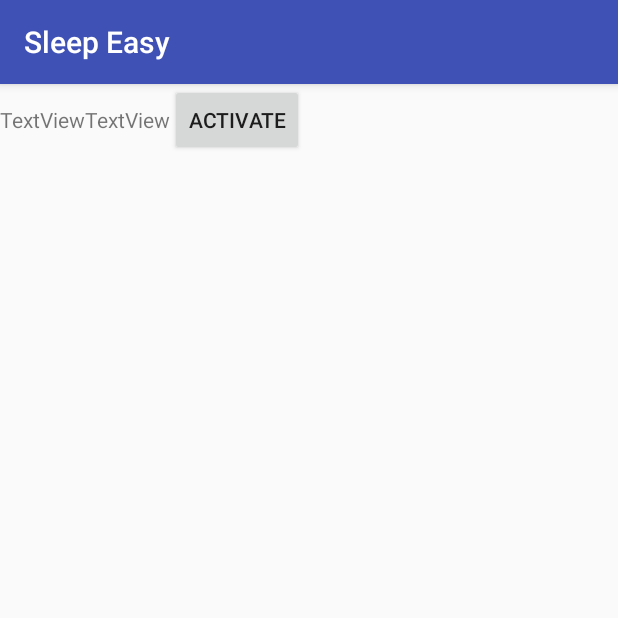
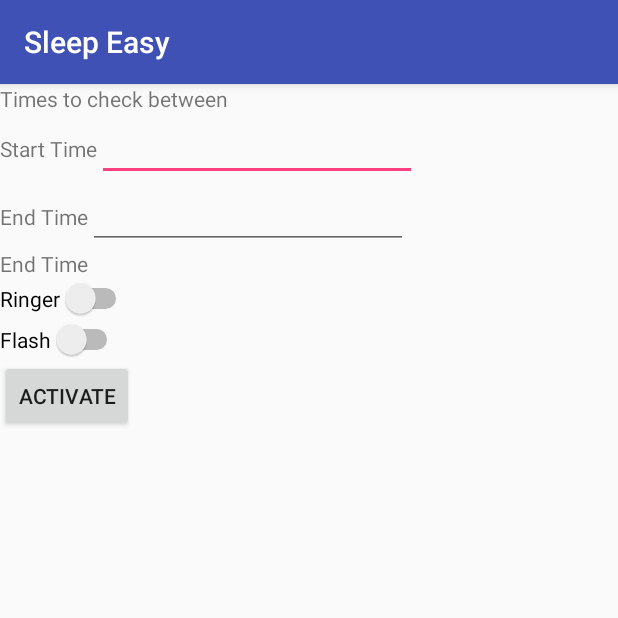
Before and after one commit to starfish01/SleepEasy, an Android app: the screen it shows after launch (MainActivity), on a phone screen of 412 x 824 dp, the top half of it. Run offline under Robolectric (Android 15) with nearby library versions, the phone set to English and light mode, and no system bars.

Commit message:
16/8
Set up a basic GUI on how should it work
Its my birthday thats all im doing!

```diff
--- a/app/src/main/java/au/com/patricklabes/sleepeasy/MainActivity.java
+++ b/app/src/main/java/au/com/patricklabes/sleepeasy/MainActivity.java
@@ -24,10 +24,10 @@ public class MainActivity extends AppCompatActivity implements View.OnClickListe
 
 
 
-        activateBtn = (Button)this.findViewById(R.id.activateBtn);
-        activateBtn.setOnClickListener(this);
-        textView = (TextView)this.findViewById(R.id.infoText);
-        info2 = (TextView)this.findViewById(R.id.info2);
+        //activateBtn = (Button)this.findViewById(R.id.activateBtn);
+        //activateBtn.setOnClickListener(this);
+        //textView = (TextView)this.findViewById(R.id.infoText);
+        //info2 = (TextView)this.findViewById(R.id.info2);
 
 
        // startBatteryService();
--- a/app/src/main/res/layout/activity_main.xml
+++ b/app/src/main/res/layout/activity_main.xml
@@ -7,8 +7,9 @@
     tools:context="au.com.patricklabes.sleepeasy.MainActivity">
 
    <LinearLayout
-       android:layout_width="344dp"
+       android:layout_width="368dp"
        android:layout_height="495dp"
+       android:orientation="vertical"
        tools:layout_editor_absoluteY="8dp"
        tools:layout_editor_absoluteX="8dp">
 
@@ -20,34 +21,149 @@
         tools:layout_editor_absoluteX="8dp">
 
         <TextView
-            android:id="@+id/info2"
-            android:layout_width="wrap_content"
+            android:id="@+id/title_Times_to_check_between"
+            android:layout_width="0dp"
             android:layout_height="wrap_content"
             android:layout_weight="1"
-            android:text="TextView"
+            android:text="Times to check between"
             tools:layout_editor_absoluteX="262dp"
             tools:layout_editor_absoluteY="228dp" />
 
-        <TextView
-            android:id="@+id/infoText"
-            android:layout_width="wrap_content"
-            android:layout_height="wrap_content"
-            android:layout_weight="1"
-            android:text="TextView"
-            tools:layout_editor_absoluteX="159dp"
-            tools:layout_editor_absoluteY="231dp" />
 
-        <Button
-            android:id="@+id/activateBtn"
-            android:layout_width="wrap_content"
-            android:layout_height="wrap_content"
-            android:layout_weight="1"
-            android:text="Activate"
-            tools:layout_editor_absoluteX="254dp"
-            tools:layout_editor_absoluteY="445dp" />
     </LinearLayout>
+
+       <LinearLayout
+           android:layout_width="wrap_content"
+           android:layout_height="wrap_content"
+           android:orientation="horizontal"
+           tools:layout_editor_absoluteY="8dp"
+           tools:layout_editor_absoluteX="8dp">
+
+           <TextView
+               android:id="@+id/title_start_time"
+               android:layout_width="0dp"
+               android:layout_height="wrap_content"
+               android:layout_weight="1"
+               android:text="Start Time"
+               tools:layout_editor_absoluteX="262dp"
+               tools:layout_editor_absoluteY="228dp" />
+
+
+
+           <EditText
+               android:id="@+id/input_startTime"
+               android:layout_width="match_parent"
+               android:layout_height="wrap_content"
+               android:ems="10"
+               android:inputType="time" />
+
+       </LinearLayout>
+
+       <LinearLayout
+           android:layout_width="wrap_content"
+           android:layout_height="wrap_content"
+           android:orientation="horizontal"
+           tools:layout_editor_absoluteY="8dp"
+           tools:layout_editor_absoluteX="8dp">
+
+           <TextView
+               android:id="@+id/title_end_time"
+               android:layout_width="0dp"
+               android:layout_height="wrap_content"
+               android:layout_weight="1"
+               android:text="End Time"
+               tools:layout_editor_absoluteX="262dp"
+               tools:layout_editor_absoluteY="228dp" />
+
+           <EditText
+               android:id="@+id/input_endTime"
+               android:layout_width="match_parent"
+               android:layout_height="wrap_content"
+               android:ems="10"
+               android:inputType="time" />
+
+       </LinearLayout>
+
+       <LinearLayout
+           android:layout_width="wrap_content"
+           android:layout_height="wrap_content"
+           android:orientation="horizontal"
+           tools:layout_editor_absoluteY="8dp"
+           tools:layout_editor_absoluteX="8dp">
+
+           <TextView
+               android:id="@+id/title_alert"
+               android:layout_width="0dp"
+               android:layout_height="wrap_content"
+               android:layout_weight="1"
+               android:text="End Time"
+               tools:layout_editor_absoluteX="262dp"
+               tools:layout_editor_absoluteY="228dp" />
+
+
+
+
+       </LinearLayout>
+
+       <LinearLayout
+           android:layout_width="wrap_content"
+           android:layout_height="wrap_content"
+           android:orientation="horizontal"
+           tools:layout_editor_absoluteY="8dp"
+           tools:layout_editor_absoluteX="8dp">
+
+           <Switch
+               android:id="@+id/switch_ringer"
+               android:layout_width="0dp"
+               android:layout_height="wrap_content"
+               android:layout_weight="1"
+               android:text="Ringer" />
+
+
+
+       </LinearLayout>
+
+       <LinearLayout
+           android:layout_width="wrap_content"
+           android:layout_height="wrap_content"
+           android:orientation="horizontal"
+           tools:layout_editor_absoluteY="8dp"
+           tools:layout_editor_absoluteX="8dp">
+
+           <Switch
+               android:id="@+id/switch_flash"
+               android:layout_width="0dp"
+               android:layout_height="wrap_content"
+               android:layout_weight="1"
+               android:text="Flash" />
+
+
+
+       </LinearLayout>
+
+       <LinearLayout
+           android:layout_width="wrap_content"
+           android:layout_height="wrap_content"
+           android:orientation="horizontal"
+           tools:layout_editor_absoluteY="8dp"
+           tools:layout_editor_absoluteX="8dp">
+
+           <Button
+               android:id="@+id/btn_activate"
+               android:layout_width="0dp"
+               android:layout_height="wrap_content"
+               android:layout_weight="1"
+               android:text="Activate" />
+
+
+       </LinearLayout>
+
+
 
 
    </LinearLayout>
 
+
+
+
 </android.support.constraint.ConstraintLayout>
```
